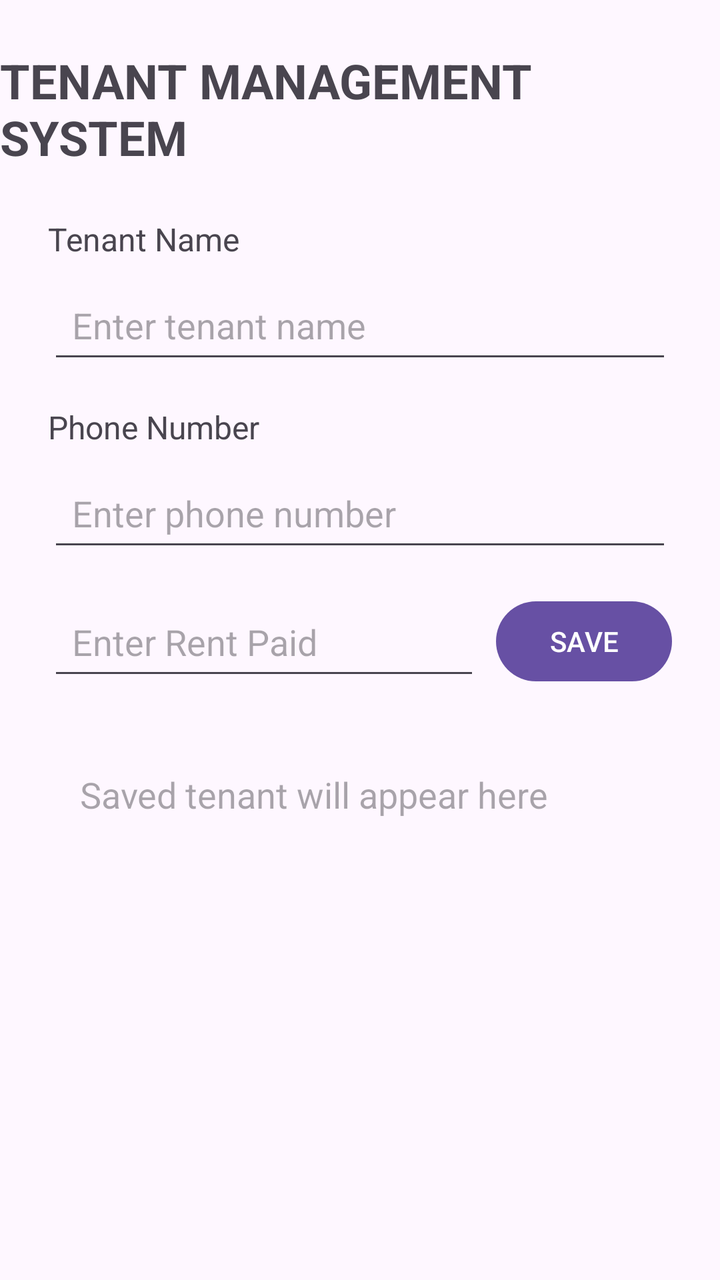
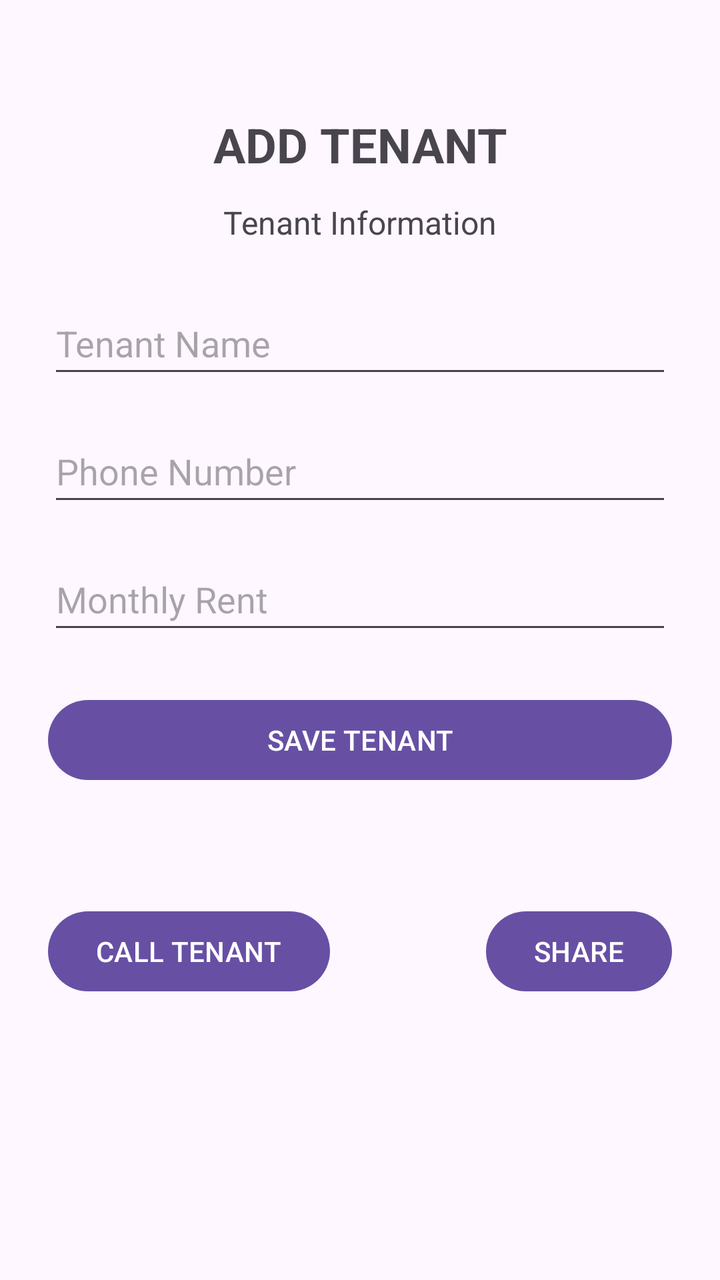

Before-and-after screenshots of an Android layout around one commit, followed by the original layout XML and the change that was made.
<!-- AndroidManifest.xml: application theme Theme.TenantManagementSystemLab2 -->
<!-- res/layout/activity_main.xml -->
<?xml version="1.0" encoding="utf-8"?>
<layout xmlns:android="http://schemas.android.com/apk/res/android"
    xmlns:app="http://schemas.android.com/apk/res-auto">

    <data>
        <variable
            name="tenant"
            type="com.example.tenantmanagementsystemlab2.Tenant" />
    </data>

    <androidx.constraintlayout.widget.ConstraintLayout
        android:layout_width="match_parent"
        android:layout_height="match_parent">

        <TextView
            android:id="@+id/titleTextView"
            android:layout_width="wrap_content"
            android:layout_height="wrap_content"
            android:text="TENANT MANAGEMENT SYSTEM"
            android:textSize="24sp"
            android:textStyle="bold"
            android:layout_marginTop="24dp"
            app:layout_constraintTop_toTopOf="parent"
            app:layout_constraintStart_toStartOf="parent"
            app:layout_constraintEnd_toEndOf="parent" />

        <TextView
            android:id="@+id/tenantNameLabel"
            android:layout_width="wrap_content"
            android:layout_height="wrap_content"
            android:text="Tenant Name"
            android:textSize="16sp"
            android:layout_marginTop="24dp"
            android:layout_marginStart="24dp"
            app:layout_constraintTop_toBottomOf="@id/titleTextView"
            app:layout_constraintStart_toStartOf="parent" />

        <EditText
            android:id="@+id/tenantNameEditText"
            android:layout_width="0dp"
            android:layout_height="wrap_content"
            android:hint="Enter tenant name"
            android:minHeight="48dp"
            android:padding="12dp"
            android:layout_marginTop="8dp"
            android:layout_marginStart="24dp"
            android:layout_marginEnd="24dp"
            app:layout_constraintTop_toBottomOf="@id/tenantNameLabel"
            app:layout_constraintStart_toStartOf="parent"
            app:layout_constraintEnd_toEndOf="parent" />

        <TextView
            android:id="@+id/phoneLabel"
            android:layout_width="wrap_content"
            android:layout_height="wrap_content"
            android:text="Phone Number"
            android:textSize="16sp"
            android:layout_marginTop="16dp"
            android:layout_marginStart="24dp"
            app:layout_constraintTop_toBottomOf="@id/tenantNameEditText"
            app:layout_constraintStart_toStartOf="parent" />

        <EditText
            android:id="@+id/phoneEditText"
            android:layout_width="0dp"
            android:layout_height="wrap_content"
            android:hint="Enter phone number"
            android:inputType="phone"
            android:minHeight="48dp"
            android:padding="12dp"
            android:layout_marginTop="8dp"
            android:layout_marginStart="24dp"
            android:layout_marginEnd="24dp"
            app:layout_constraintTop_toBottomOf="@id/phoneLabel"
            app:layout_constraintStart_toStartOf="parent"
            app:layout_constraintEnd_toEndOf="parent" />

        <EditText
            android:id="@+id/rentEditText"
            android:layout_width="0dp"
            android:layout_height="wrap_content"
            android:hint="Enter Rent Paid"
            android:inputType="numberDecimal"
            android:minHeight="48dp"
            android:padding="12dp"
            android:layout_marginStart="24dp"
            android:layout_marginTop="16dp"
            android:layout_marginEnd="8dp"
            app:layout_constraintTop_toBottomOf="@id/phoneEditText"
            app:layout_constraintStart_toStartOf="parent"
            app:layout_constraintEnd_toStartOf="@id/saveButton" />

        <Button
            android:id="@+id/saveButton"
            android:layout_width="wrap_content"
            android:layout_height="wrap_content"
            android:text="SAVE"
            android:layout_marginEnd="24dp"
            app:layout_constraintTop_toTopOf="@id/rentEditText"
            app:layout_constraintEnd_toEndOf="parent" />

        <TextView
            android:id="@+id/tenantResultTextView"
            android:layout_width="0dp"
            android:layout_height="wrap_content"
            android:text="@{tenant.summary()}"
            android:hint="Saved tenant will appear here"
            android:textSize="18sp"
            android:padding="16dp"
            android:layout_margin="24dp"
            app:layout_constraintTop_toBottomOf="@id/rentEditText"
            app:layout_constraintStart_toStartOf="parent"
            app:layout_constraintEnd_toEndOf="parent" />

        <TextView
            android:id="@+id/tenantNameDisplayTextView"
            android:layout_width="0dp"
            android:layout_height="wrap_content"
            android:text="@{tenant.name}"
            android:textSize="24sp"
            android:textStyle="bold"
            android:padding="16dp"
            android:layout_marginStart="24dp"
            android:layout_marginEnd="24dp"
            android:layout_marginTop="16dp"
            app:layout_constraintTop_toBottomOf="@id/tenantResultTextView"
            app:layout_constraintStart_toStartOf="parent"
            app:layout_constraintEnd_toEndOf="parent" />

    </androidx.constraintlayout.widget.ConstraintLayout>
</layout>
<!-- resources referenced by this layout -->
<resources>
  <style name="Theme.TenantManagementSystemLab2" parent="Base.Theme.TenantManagementSystemLab2" />
  <style name="Base.Theme.TenantManagementSystemLab2" parent="Theme.Material3.DayNight.NoActionBar">
          
          
      </style>
</resources>

<!-- the commit's change to res/layout/activity_main.xml (unified diff, before → after) -->
@@ -3,75 +3,62 @@
     xmlns:app="http://schemas.android.com/apk/res-auto">
 
     <data>
+
         <variable
             name="tenant"
             type="com.example.tenantmanagementsystemlab2.Tenant" />
+
     </data>
 
     <androidx.constraintlayout.widget.ConstraintLayout
         android:layout_width="match_parent"
-        android:layout_height="match_parent">
+        android:layout_height="match_parent"
+        android:padding="24dp">
 
         <TextView
-            android:id="@+id/titleTextView"
+            android:id="@+id/mainTitleTextView"
             android:layout_width="wrap_content"
             android:layout_height="wrap_content"
-            android:text="TENANT MANAGEMENT SYSTEM"
+            android:text="ADD TENANT"
             android:textSize="24sp"
             android:textStyle="bold"
-            android:layout_marginTop="24dp"
+            android:layout_marginTop="32dp"
             app:layout_constraintTop_toTopOf="parent"
             app:layout_constraintStart_toStartOf="parent"
             app:layout_constraintEnd_toEndOf="parent" />
 
         <TextView
-            android:id="@+id/tenantNameLabel"
+            android:id="@+id/welcomeTextView"
             android:layout_width="wrap_content"
             android:layout_height="wrap_content"
-            android:text="Tenant Name"
+            android:text="Tenant Information"
             android:textSize="16sp"
-            android:layout_marginTop="24dp"
-            android:layout_marginStart="24dp"
-            app:layout_constraintTop_toBottomOf="@id/titleTextView"
-            app:layout_constraintStart_toStartOf="parent" />
+            android:layout_marginTop="12dp"
+            app:layout_constraintTop_toBottomOf="@id/mainTitleTextView"
+            app:layout_constraintStart_toStartOf="parent"
+            app:layout_constraintEnd_toEndOf="parent" />
 
         <EditText
             android:id="@+id/tenantNameEditText"
             android:layout_width="0dp"
             android:layout_height="wrap_content"
-            android:hint="Enter tenant name"
+            android:hint="Tenant Name"
+            android:inputType="textPersonName"
             android:minHeight="48dp"
-            android:padding="12dp"
-            android:layout_marginTop="8dp"
-            android:layout_marginStart="24dp"
-            android:layout_marginEnd="24dp"
-            app:layout_constraintTop_toBottomOf="@id/tenantNameLabel"
+            android:layout_marginTop="24dp"
+            app:layout_constraintTop_toBottomOf="@id/welcomeTextView"
             app:layout_constraintStart_toStartOf="parent"
             app:layout_constraintEnd_toEndOf="parent" />
-
-        <TextView
-            android:id="@+id/phoneLabel"
-            android:layout_width="wrap_content"
-            android:layout_height="wrap_content"
-            android:text="Phone Number"
-            android:textSize="16sp"
-            android:layout_marginTop="16dp"
-            android:layout_marginStart="24dp"
-            app:layout_constraintTop_toBottomOf="@id/tenantNameEditText"
-            app:layout_constraintStart_toStartOf="parent" />
 
         <EditText
             android:id="@+id/phoneEditText"
             android:layout_width="0dp"
             android:layout_height="wrap_content"
-            android:hint="Enter phone number"
+            android:hint="Phone Number"
             android:inputType="phone"
             android:minHeight="48dp"
-            android:padding="12dp"
-            android:layout_marginTop="8dp"
-            android:layout_marginStart="24dp"
-            android:layout_marginEnd="24dp"
-            app:layout_constraintTop_toBottomOf="@id/phoneLabel"
+            android:layout_marginTop="16dp"
+            app:layout_constraintTop_toBottomOf="@id/tenantNameEditText"
             app:layout_constraintStart_toStartOf="parent"
             app:layout_constraintEnd_toEndOf="parent" />
 
@@ -79,24 +66,22 @@
             android:id="@+id/rentEditText"
             android:layout_width="0dp"
             android:layout_height="wrap_content"
-            android:hint="Enter Rent Paid"
+            android:hint="Monthly Rent"
             android:inputType="numberDecimal"
             android:minHeight="48dp"
-            android:padding="12dp"
-            android:layout_marginStart="24dp"
             android:layout_marginTop="16dp"
-            android:layout_marginEnd="8dp"
             app:layout_constraintTop_toBottomOf="@id/phoneEditText"
             app:layout_constraintStart_toStartOf="parent"
-            app:layout_constraintEnd_toStartOf="@id/saveButton" />
+            app:layout_constraintEnd_toEndOf="parent" />
 
         <Button
             android:id="@+id/saveButton"
-            android:layout_width="wrap_content"
+            android:layout_width="0dp"
             android:layout_height="wrap_content"
-            android:text="SAVE"
-            android:layout_marginEnd="24dp"
-            app:layout_constraintTop_toTopOf="@id/rentEditText"
+            android:text="SAVE TENANT"
+            android:layout_marginTop="24dp"
+            app:layout_constraintTop_toBottomOf="@id/rentEditText"
+            app:layout_constraintStart_toStartOf="parent"
             app:layout_constraintEnd_toEndOf="parent" />
 
         <TextView
@@ -104,28 +89,30 @@
             android:layout_width="0dp"
             android:layout_height="wrap_content"
             android:text="@{tenant.summary()}"
-            android:hint="Saved tenant will appear here"
-            android:textSize="18sp"
-            android:padding="16dp"
-            android:layout_margin="24dp"
-            app:layout_constraintTop_toBottomOf="@id/rentEditText"
+            android:textSize="16sp"
+            android:layout_marginTop="20dp"
+            app:layout_constraintTop_toBottomOf="@id/saveButton"
             app:layout_constraintStart_toStartOf="parent"
             app:layout_constraintEnd_toEndOf="parent" />
 
-        <TextView
-            android:id="@+id/tenantNameDisplayTextView"
-            android:layout_width="0dp"
+        <Button
+            android:id="@+id/callButton"
+            android:layout_width="wrap_content"
             android:layout_height="wrap_content"
-            android:text="@{tenant.name}"
-            android:textSize="24sp"
-            android:textStyle="bold"
-            android:padding="16dp"
-            android:layout_marginStart="24dp"
-            android:layout_marginEnd="24dp"
+            android:text="CALL TENANT"
             android:layout_marginTop="16dp"
             app:layout_constraintTop_toBottomOf="@id/tenantResultTextView"
-            app:layout_constraintStart_toStartOf="parent"
+            app:layout_constraintStart_toStartOf="parent" />
+
+        <Button
+            android:id="@+id/shareButton"
+            android:layout_width="wrap_content"
+            android:layout_height="wrap_content"
+            android:text="SHARE"
+            android:layout_marginTop="16dp"
+            app:layout_constraintTop_toBottomOf="@id/tenantResultTextView"
             app:layout_constraintEnd_toEndOf="parent" />
 
     </androidx.constraintlayout.widget.ConstraintLayout>
+
 </layout>
